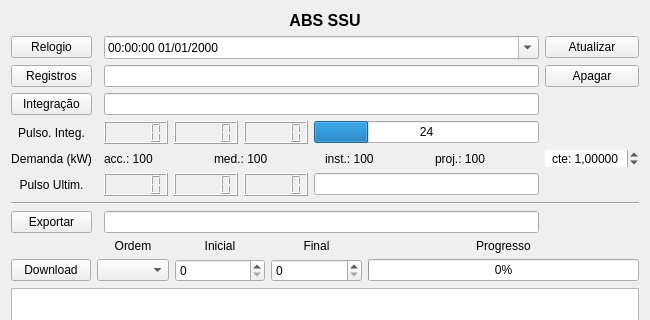
First picture: the form in absequipment.ui, repository luizpaulorosaabrantes/dtech, before the edit; both pictures show x 0 to 650 and y 0 to 320 of the 650 by 500 pixel window.
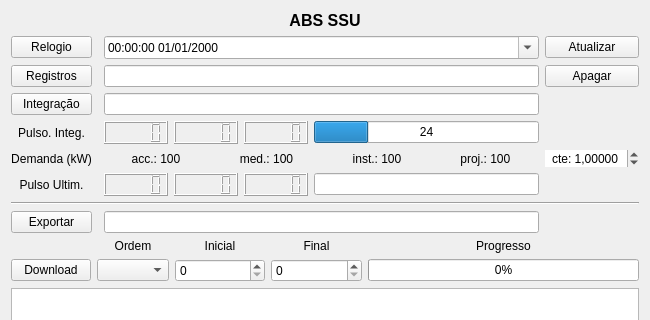
Second picture: the form after the edit.

What changed in the file:
```diff
--- a/absequipment.ui
+++ b/absequipment.ui
@@ -257,6 +257,9 @@
          <property name="text">
           <string>acc.: 100</string>
          </property>
+         <property name="alignment">
+          <set>Qt::AlignCenter</set>
+         </property>
         </widget>
        </item>
        <item>
@@ -264,6 +267,9 @@
          <property name="text">
           <string>med.: 100</string>
          </property>
+         <property name="alignment">
+          <set>Qt::AlignCenter</set>
+         </property>
         </widget>
        </item>
        <item>
@@ -271,6 +277,9 @@
          <property name="text">
           <string>inst.: 100</string>
          </property>
+         <property name="alignment">
+          <set>Qt::AlignCenter</set>
+         </property>
         </widget>
        </item>
        <item>
@@ -278,6 +287,12 @@
          <property name="text">
           <string>proj.: 100 </string>
          </property>
+         <property name="alignment">
+          <set>Qt::AlignCenter</set>
+         </property>
+         <property name="margin">
+          <number>0</number>
+         </property>
         </widget>
        </item>
       </layout>
```
Left out of the diff: 5 changed lines with no effect on the pictures.
